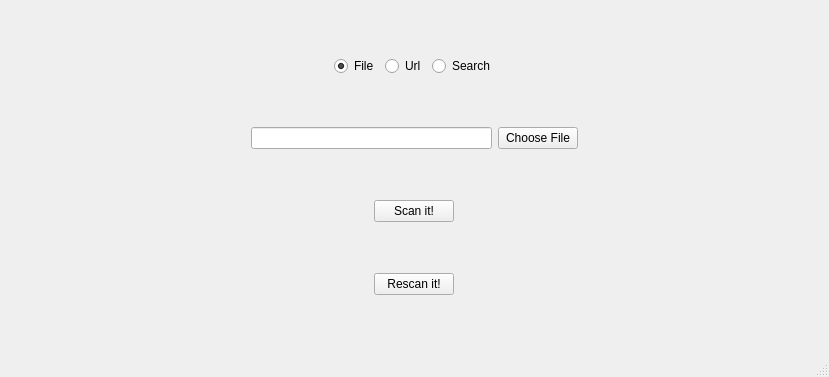
Before: the Qt Designer form client/mainwindow.ui in lieroz/VirusTotalClient, drawn with Qt 5.
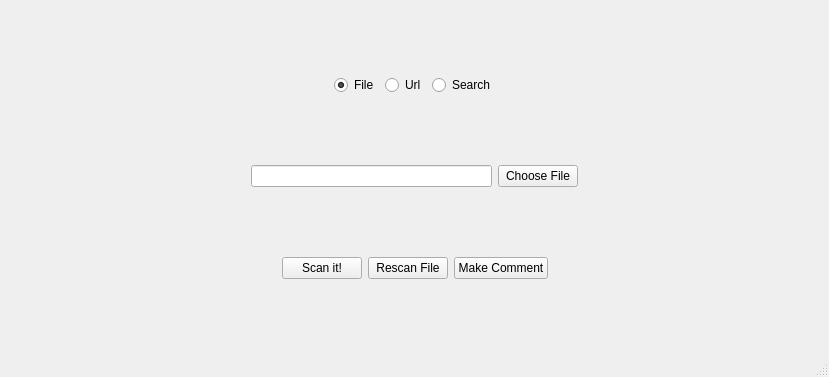
After: the same form once the commit is applied.

Commit message: Dialogs set up for exception handling.

Diff of the .ui file:
```diff
--- a/client/mainwindow.ui
+++ b/client/mainwindow.ui
@@ -118,19 +118,56 @@
       </item>
      </layout>
     </item>
-    <item alignment="Qt::AlignHCenter">
+    <item>
+     <layout class="QHBoxLayout" name="horizontalLayout_3">
+      <item>
+       <spacer name="horizontalSpacer_5">
+        <property name="orientation">
+         <enum>Qt::Horizontal</enum>
+        </property>
+        <property name="sizeHint" stdset="0">
+         <size>
+          <width>40</width>
+          <height>20</height>
+         </size>
+        </property>
+       </spacer>
+      </item>
+      <item>
      <widget class="QPushButton" name="scanButton">
       <property name="text">
        <string>Scan it!</string>
       </property>
      </widget>
     </item>
-    <item alignment="Qt::AlignHCenter">
+      <item>
      <widget class="QPushButton" name="rescanButton">
       <property name="text">
-       <string>Rescan it!</string>
-      </property>
-     </widget>
+         <string>Rescan File</string>
+        </property>
+       </widget>
+      </item>
+      <item>
+       <widget class="QPushButton" name="commentButton">
+        <property name="text">
+         <string>Make Comment</string>
+        </property>
+       </widget>
+      </item>
+      <item>
+       <spacer name="horizontalSpacer_6">
+        <property name="orientation">
+         <enum>Qt::Horizontal</enum>
+        </property>
+        <property name="sizeHint" stdset="0">
+         <size>
+          <width>40</width>
+          <height>20</height>
+         </size>
+        </property>
+       </spacer>
+      </item>
+     </layout>
     </item>
    </layout>
    <zorder>layoutWidget</zorder>
```
Left out of the diff: 2 changed lines with no effect on the pictures. Lines whose indentation alone changed are shown as unchanged. The commit also changes 4 other files.
